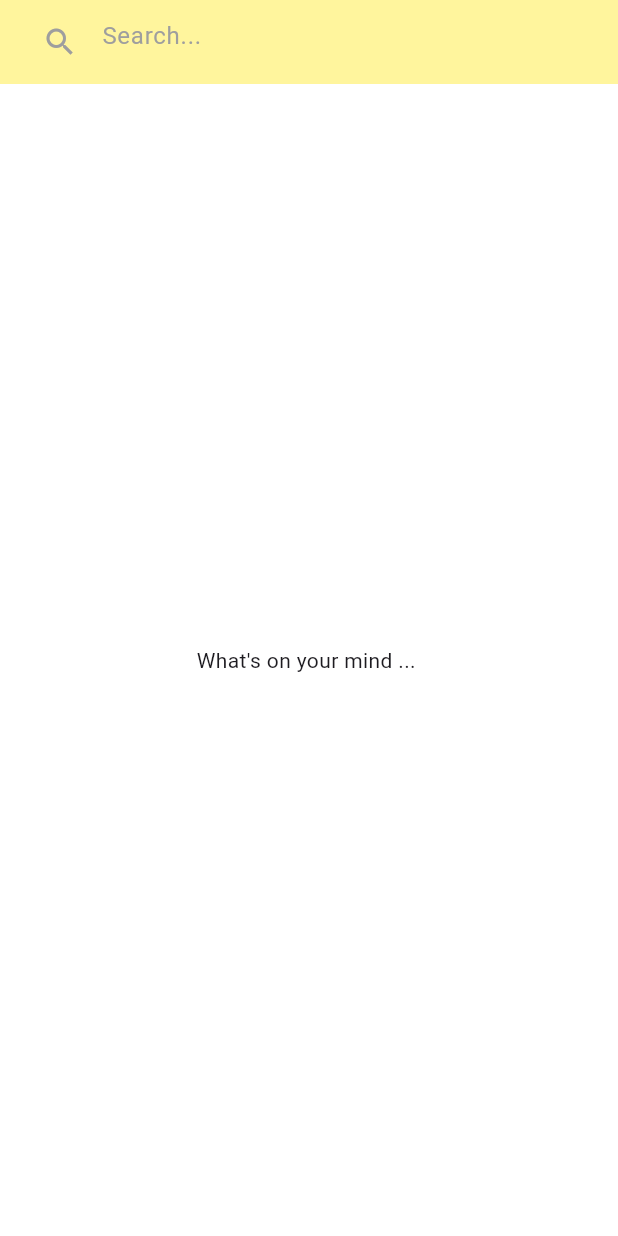
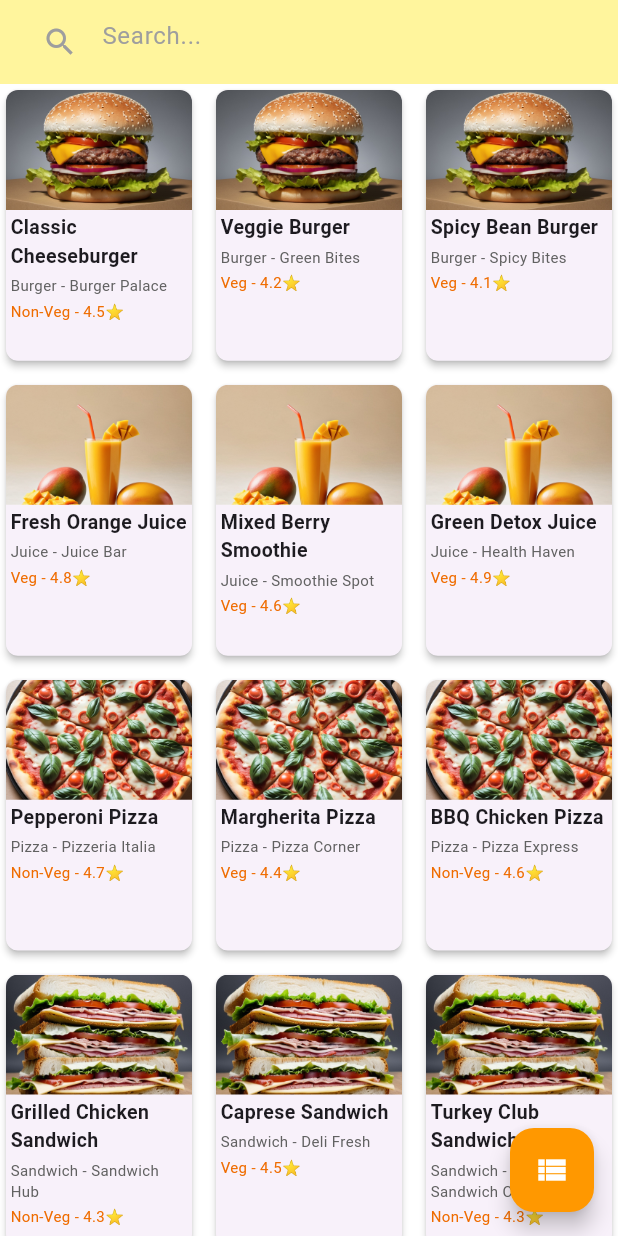
Before and after one commit to Debdaru07/munch-code-base, a Flutter app: the screen it shows after launch, on a phone screen of 412 x 824 dp. Run offline on Flutter 3.47's test engine with Material 3 defaults, Android fonts, the phone set to English and light mode, and no system bars.

Commit message:
listing types.

```diff
--- a/lib/view/food_search_menu.dart
+++ b/lib/view/food_search_menu.dart
@@ -1,4 +1,7 @@
 import 'package:flutter/material.dart';
+import 'package:provider/provider.dart';
+import '../model/food_model.dart';
+import '../view_model/search_food_view_model.dart';
 
 class FoodDeliveryListing extends StatefulWidget {
   const FoodDeliveryListing({super.key});
@@ -12,13 +15,16 @@ class _FoodDeliveryListingState extends State<FoodDeliveryListing> {
 
   @override
   Widget build(BuildContext context) {
-    return  Scaffold(
+    return  Consumer<FoodViewModel>(
+      builder: (context, viewModel, child) {
+        final foodList = viewModel.filteredFoodList.isNotEmpty ? viewModel.filteredFoodList : viewModel.foodItems;
+        return Scaffold(
           backgroundColor: Colors.white,
           appBar: AppBar(
             backgroundColor: Colors.yellow[200],
             title: TextField(
             controller: controller,
-        onChanged: (val) {},
+            onChanged: (val) => viewModel.searchFood(controller.text),
             decoration: const InputDecoration(
               hintText: 'Search...',
               hintStyle: TextStyle(color: Colors.grey ),
@@ -26,7 +32,86 @@ class _FoodDeliveryListingState extends State<FoodDeliveryListing> {
               prefixIcon: Icon(Icons.search,color: Colors.grey,),
             ),
           ),),
-      body: const Center(child: Text("What's on your mind ... ")),
+          body: Expanded(child: foodList.isEmpty? const Center(child: Text('No items found')): viewModel.viewType == ViewType.grid ? gridView(foodList) : listView(foodList)),
+          floatingActionButton: Consumer<FoodViewModel>(
+            builder: (context, viewModel, child) {
+              return FloatingActionButton(
+                onPressed: () => viewModel.toggleViewType(),
+                backgroundColor: Colors.orange,
+                tooltip: viewModel.viewType == ViewType.grid ? "Switch to List View" : "Switch to Grid View",
+                child: Icon(viewModel.viewType == ViewType.grid ? Icons.view_list : Icons.grid_view,color: Colors.white,),
+              );
+            },
+          ),
         );
       }
+    );
   }
+
+  Widget listViewCard(Food food) => ListTile(
+    leading: Image.asset(
+      food.thumNailAssetPath,
+      width: 50,
+      height: 50,
+    ),
+    title: Text(food.name),
+    subtitle: Text('${food.category} - ${food.businessName} - ${food.foodType} - ${food.ratings}⭐'),
+  );
+
+  Widget listView(List<Food> foodList) => ListView.builder(
+    itemCount: foodList.length,
+    itemBuilder: (context, index) {
+      final food = foodList[index];
+      return listViewCard(food);
+    }
+  );
+
+  Widget gridView(List<Food> foodList) => GridView.builder(
+    gridDelegate: const SliverGridDelegateWithFixedCrossAxisCount(
+      crossAxisCount: 3,
+      crossAxisSpacing: 8.0,
+      mainAxisSpacing: 8.0,
+      childAspectRatio: 0.7,
+    ),
+    itemCount: foodList.length,
+    itemBuilder: (context, index) {
+      final food = foodList[index];
+
+      return Card(
+        elevation: 2,
+        shape: RoundedRectangleBorder(borderRadius: BorderRadius.circular(8)),
+        child: Column(
+          crossAxisAlignment: CrossAxisAlignment.start,
+          children: [
+            imageGridViewThumbnail(food.thumNailAssetPath),
+            otherBodyContentGridView(food)
+          ],
+        ),
+      );
+    },
+  );
+
+  Widget imageGridViewThumbnail(String assetPath) => ClipRRect(
+    borderRadius: const BorderRadius.vertical(top: Radius.circular(8)),
+    child: Image.asset(
+      assetPath,
+      width: double.infinity,
+      height: 80,
+      fit: BoxFit.cover,
+    ),
+  );
+
+  Widget otherBodyContentGridView(Food food) => Padding(
+    padding: const EdgeInsets.symmetric(horizontal: 3.0, vertical: 2),
+    child: Column(
+      crossAxisAlignment: CrossAxisAlignment.start,
+      children: [
+        Text(food.name, style: const TextStyle(fontSize: 13, fontWeight: FontWeight.bold), maxLines: 3, overflow: TextOverflow.ellipsis,),
+        const SizedBox(height: 3),
+        Text('${food.category} - ${food.businessName}',style: TextStyle(fontSize: 10, color: Colors.grey[700]),maxLines: 2, overflow: TextOverflow.ellipsis,),
+        const SizedBox(height: 3),
+        Text('${food.foodType} - ${food.ratings}⭐', style: TextStyle(fontSize: 10, color: Colors.orange[800]),),
+      ],
+    ),
+  );
+}
--- a/lib/view_model/search_food_view_model.dart
+++ b/lib/view_model/search_food_view_model.dart
@@ -1,5 +1,7 @@
 import 'package:flutter/material.dart';
 import '../model/food_model.dart';
+
+enum ViewType { list, grid }
 
 class FoodViewModel extends ChangeNotifier {
 
@@ -42,4 +44,12 @@ class FoodViewModel extends ChangeNotifier {
     setFoodItems(searchItems);
     notifyListeners();
   }
+
+  ViewType _viewType = ViewType.grid;
+  ViewType get viewType => _viewType;
+  void toggleViewType() {
+    _viewType = _viewType == ViewType.grid ? ViewType.list : ViewType.grid;
+    notifyListeners();
+  }
+
 }
```
Lines whose indentation alone changed are shown as unchanged.
